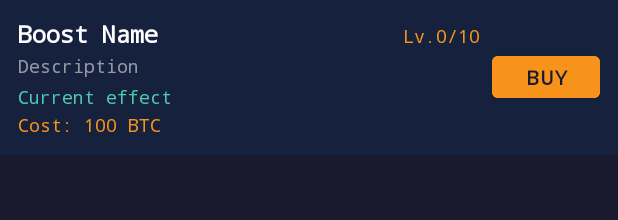
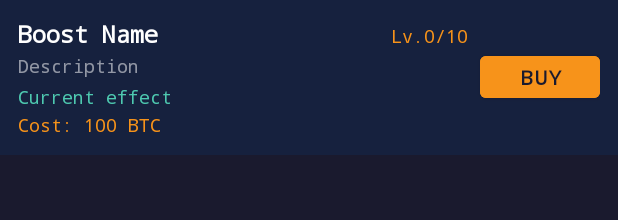
Before and after one commit to ThrillingPanic/BitClickEmpire, an Android app: the layout item_boost.xml on its own in the app's theme, with its tools: preview values and no code run, on a phone screen of 412 x 824 dp. Shown: the top 220 px of the screen. Run offline under Robolectric (Android 15) with nearby library versions, the light colour scheme and no system bars.

Commit message:
Fix boost buy button width to wrap_content so multiplier text fits

```diff
--- a/app/src/main/res/layout/item_boost.xml
+++ b/app/src/main/res/layout/item_boost.xml
@@ -76,7 +76,7 @@
     <!-- Right: Buy button -->
     <Button
         android:id="@+id/btn_buy_boost"
-        android:layout_width="72dp"
+        android:layout_width="wrap_content"
         android:layout_height="40dp"
         android:layout_gravity="center_vertical"
         android:text="BUY"
@@ -84,6 +84,7 @@
         android:textColor="#FF1A1A2E"
         android:textStyle="bold"
         android:backgroundTint="#FFF7931A"
-        android:fontFamily="monospace" />
+        android:fontFamily="monospace"
+        android:minWidth="80dp" />
 
 </LinearLayout>
```
